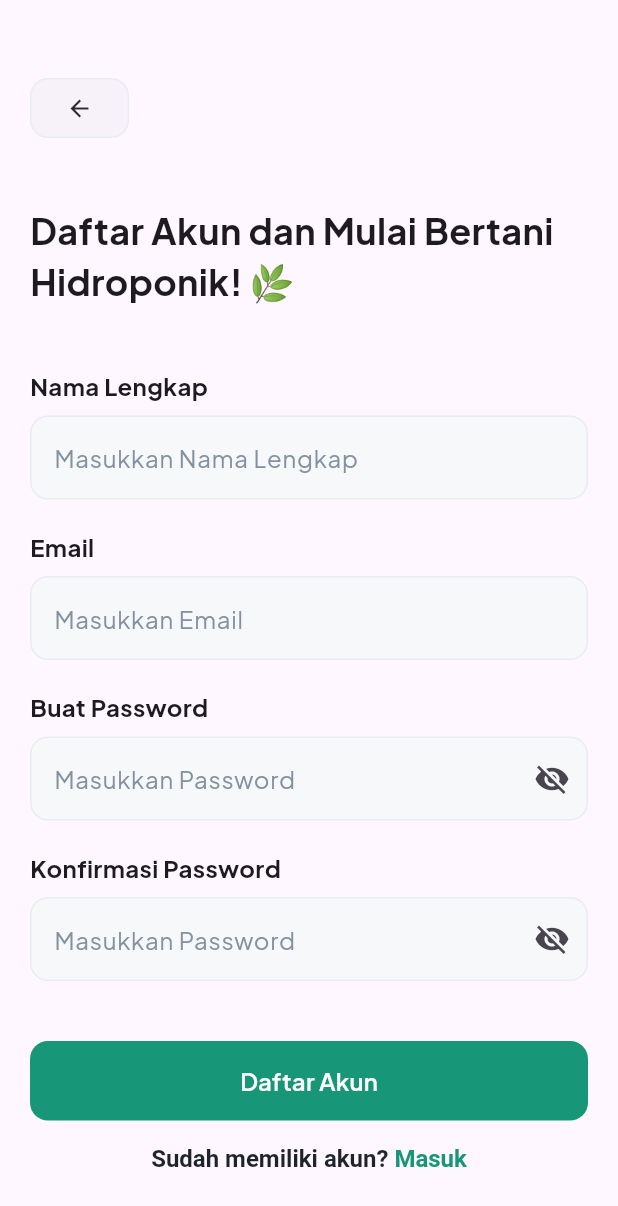
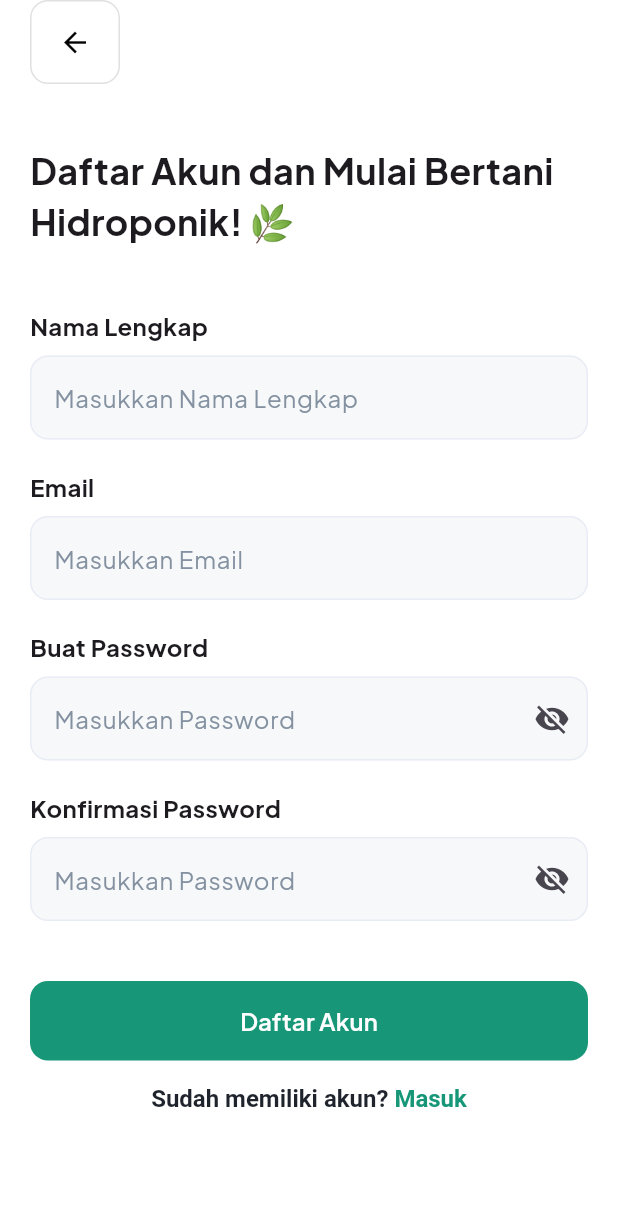
Before and after one commit to Awftzky/hyrdopome-ui, a Flutter app: the screen it shows after launch, on a phone screen of 412 x 824 dp. Shown: the top 1206 px of the screen. Run offline on Flutter 3.47's test engine with Material 3 defaults, Android fonts, the light colour scheme and no system bars.

Commit message:
fix: appbar design

```diff
--- a/lib/App/feature/auth/view/register_view.dart
+++ b/lib/App/feature/auth/view/register_view.dart
@@ -12,31 +12,36 @@ class RegisterPage extends StatelessWidget {
   @override
   Widget build(BuildContext context) {
     return Scaffold(
+      appBar: AppBar(
+        backgroundColor: Colors.white,
+        elevation: 0,
+        leadingWidth: 80,
+        leading: Padding(
+          padding: const EdgeInsets.only(left: 20),
+          child: InkWell(
+            borderRadius: BorderRadius.circular(12),
+            onTap: () => Navigator.pop(context),
+            child: Container(
+              width: 40,
+              height: 40,
+              decoration: BoxDecoration(
+                color: Colors.white,
+                borderRadius: BorderRadius.circular(12),
+                border: Border.all(color: Colors.grey.shade300, width: 1),
+              ),
+              child: Center(
+                child: Icon(Icons.arrow_back, size: 22, color: Colors.black),
+              ),
+            ),
+          ),
+        ),
+      ),
+      backgroundColor: Colors.white,
       body: Padding(
         padding: EdgeInsetsGeometry.symmetric(vertical: 40, horizontal: 20),
         child: Column(
           crossAxisAlignment: CrossAxisAlignment.stretch,
           children: [
-            SizedBox(height: 8),
-            Align(
-              alignment: Alignment.topLeft,
-              child: ElevatedButton(
-                onPressed: () {
-                  Navigator.pop(context, MaterialPageRoute(builder:
-                  (context) => AppBar())
-                  );
-                },
-                style: ElevatedButton.styleFrom(
-                  side: BorderSide(width: 1, color: Color(0xFFE8ECF4)),
-                  shape: RoundedRectangleBorder(
-                    borderRadius: BorderRadiusGeometry.circular(12),
-                  ),
-                  elevation: 0,
-                ),
-                child: Icon(Icons.arrow_back, color: Color(0xFF292D32)),
-              ),
-            ),
-            SizedBox(height: 40),
             const Text(
               "Daftar Akun dan Mulai Bertani Hidroponik! 🌿",
               style: TextStyle(fontSize: 24, fontWeight: FontWeight.bold),
--- a/lib/main.dart
+++ b/lib/main.dart
@@ -1,5 +1,4 @@
 import 'package:flutter/material.dart';
-import 'package:lollipopteam/App/feature/auth/view/login_view.dart';
 import 'package:lollipopteam/App/feature/auth/view/register_view.dart';
 
 void main() {
```
Also changed, not shown: lib/App/feature/auth/view/login_view.dart (+25 -22 lines), lib/App/feature/login/view/login_view.dart (deleted), 3 other files.
